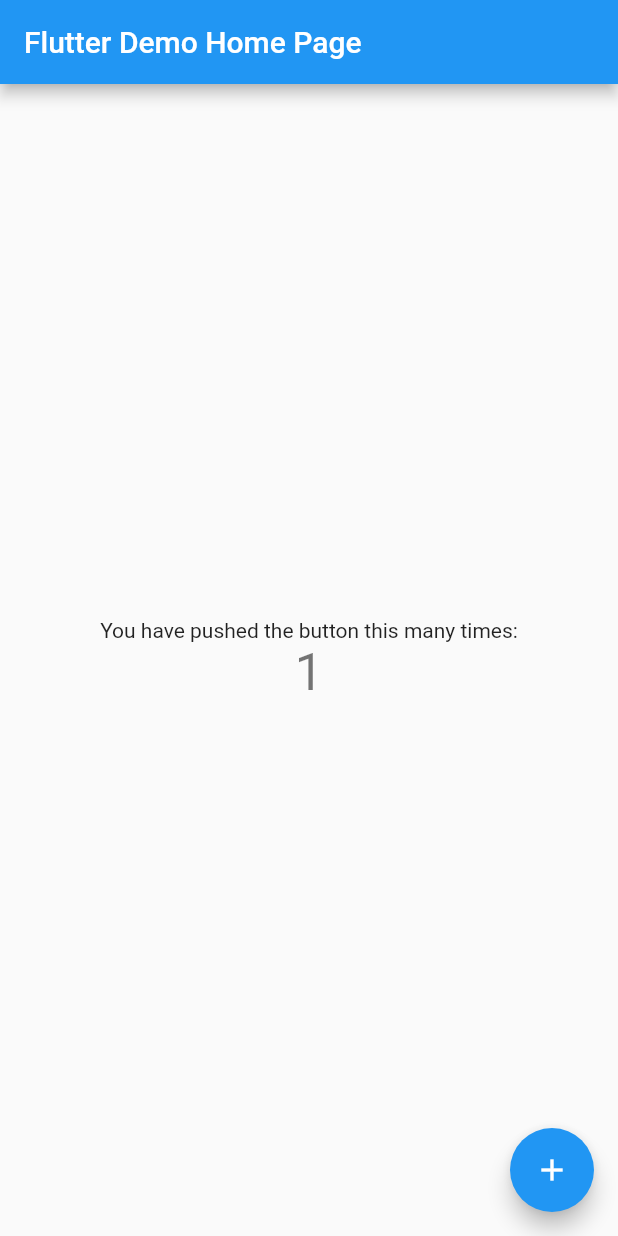
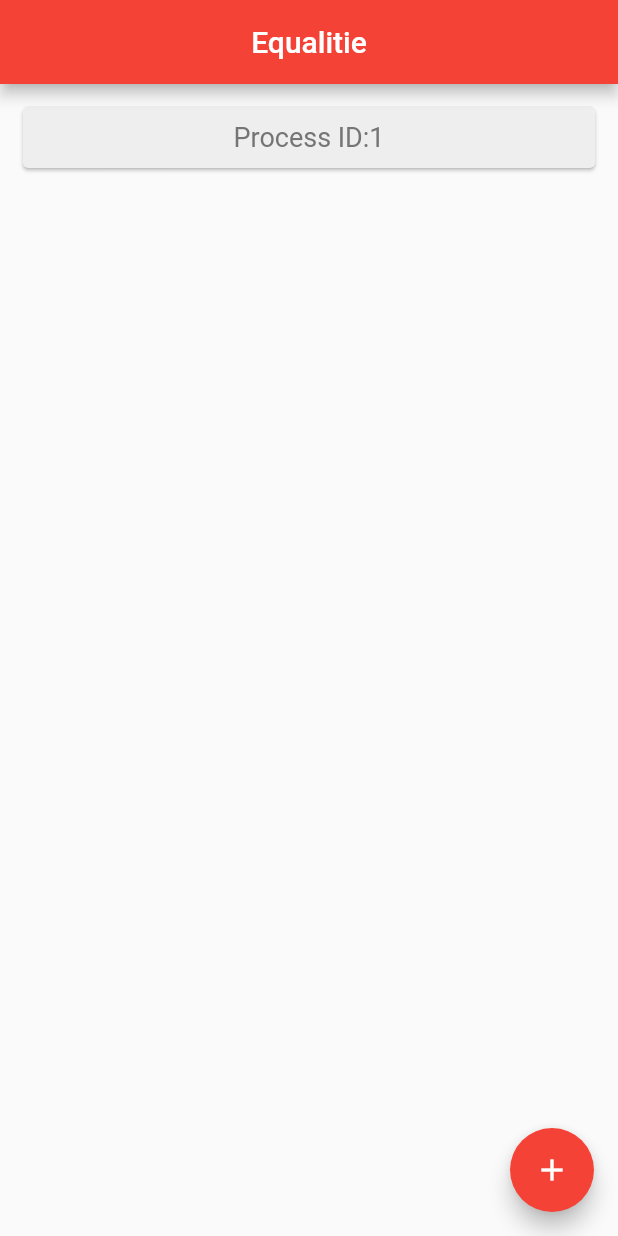
Before and after one commit to Hashik-Donthineni/Seeping-assignment, a Flutter app: the screen it shows after launch, after a tap on the "add" icon, on a phone screen of 412 x 824 dp. Run offline on Flutter 3.47's test engine with Material 2 defaults, Android fonts, the phone set to English and light mode, and no system bars.

Commit message:
Added UI elemets, list, body

```diff
--- a/lib/main.dart
+++ b/lib/main.dart
@@ -1,117 +1,76 @@
 import 'package:flutter/material.dart';
 
 void main() {
-  runApp(MyApp());
+  runApp(MaterialApp(
+    debugShowCheckedModeBanner: false,
+    theme: ThemeData(
+      primarySwatch: Colors.red,
+      visualDensity: VisualDensity.adaptivePlatformDensity,
+    ),
+    home: SleepingProcessHome(),
+  ));
 }
 
-class MyApp extends StatelessWidget {
-  // This widget is the root of your application.
+class SleepingProcessHome extends StatefulWidget {
   @override
-  Widget build(BuildContext context) {
-    return MaterialApp(
-      title: 'Flutter Demo',
-      theme: ThemeData(
-        // This is the theme of your application.
-        //
-        // Try running your application with "flutter run". You'll see the
-        // application has a blue toolbar. Then, without quitting the app, try
-        // changing the primarySwatch below to Colors.green and then invoke
-        // "hot reload" (press "r" in the console where you ran "flutter run",
-        // or simply save your changes to "hot reload" in a Flutter IDE).
-        // Notice that the counter didn't reset back to zero; the application
-        // is not restarted.
-        primarySwatch: Colors.blue,
-        // This makes the visual density adapt to the platform that you run
-        // the app on. For desktop platforms, the controls will be smaller and
-        // closer together (more dense) than on mobile platforms.
-        visualDensity: VisualDensity.adaptivePlatformDensity,
-      ),
-      home: MyHomePage(title: 'Flutter Demo Home Page'),
-    );
-  }
+  _SleepingProcessHomeState createState() => _SleepingProcessHomeState();
 }
 
-class MyHomePage extends StatefulWidget {
-  MyHomePage({Key key, this.title}) : super(key: key);
-
-  // This widget is the home page of your application. It is stateful, meaning
-  // that it has a State object (defined below) that contains fields that affect
-  // how it looks.
-
-  // This class is the configuration for the state. It holds the values (in this
-  // case the title) provided by the parent (in this case the App widget) and
-  // used by the build method of the State. Fields in a Widget subclass are
-  // always marked "final".
-
-  final String title;
+class _SleepingProcessHomeState extends State<SleepingProcessHome> {
+  List<int> processList = [];
+  int count = 0;
 
   @override
-  _MyHomePageState createState() => _MyHomePageState();
-}
-
-class _MyHomePageState extends State<MyHomePage> {
-  int _counter = 0;
-
-  void _incrementCounter() {
-    setState(() {
-      // This call to setState tells the Flutter framework that something has
-      // changed in this State, which causes it to rerun the build method below
-      // so that the display can reflect the updated values. If we changed
-      // _counter without calling setState(), then the build method would not be
-      // called again, and so nothing would appear to happen.
-      _counter++;
-    });
+  void initState() {
+    //TODO: Initialize the sleeper
+    super.initState();
   }
 
   @override
   Widget build(BuildContext context) {
-    // This method is rerun every time setState is called, for instance as done
-    // by the _incrementCounter method above.
-    //
-    // The Flutter framework has been optimized to make rerunning build methods
-    // fast, so that you can just rebuild anything that needs updating rather
-    // than having to individually change instances of widgets.
     return Scaffold(
+      resizeToAvoidBottomPadding: false,
       appBar: AppBar(
-        // Here we take the value from the MyHomePage object that was created by
-        // the App.build method, and use it to set our appbar title.
-        title: Text(widget.title),
+        title: Text("Equalitie"),
+        centerTitle: true,
       ),
-      body: Center(
-        // Center is a layout widget. It takes a single child and positions it
-        // in the middle of the parent.
-        child: Column(
-          // Column is also a layout widget. It takes a list of children and
-          // arranges them vertically. By default, it sizes itself to fit its
-          // children horizontally, and tries to be as tall as its parent.
-          //
-          // Invoke "debug painting" (press "p" in the console, choose the
-          // "Toggle Debug Paint" action from the Flutter Inspector in Android
-          // Studio, or the "Toggle Debug Paint" command in Visual Studio Code)
-          // to see the wireframe for each widget.
-          //
-          // Column has various properties to control how it sizes itself and
-          // how it positions its children. Here we use mainAxisAlignment to
-          // center the children vertically; the main axis here is the vertical
-          // axis because Columns are vertical (the cross axis would be
-          // horizontal).
-          mainAxisAlignment: MainAxisAlignment.center,
-          children: <Widget>[
-            Text(
-              'You have pushed the button this many times:',
-            ),
-            Text(
-              '$_counter',
-              style: Theme.of(context).textTheme.headline4,
-            ),
-          ],
-        ),
+      body: SingleChildScrollView(
+          child: Column(
+            children:
+            processList.map((process) => getRow(process.toString())).toList(),
+          )),
+      floatingActionButton: FloatingActionButton(
+        onPressed: () {
+          //TODO:Start the sleeper
+          setState(() {
+            processList.add(++count);
+          });
+        },
+        child: Icon(Icons.add),
       ),
-      floatingActionButton: FloatingActionButton(
-        onPressed: _incrementCounter,
-        tooltip: 'Increment',
-        child: Icon(Icons.add),
-      ), // This trailing comma makes auto-formatting nicer for build methods.
     );
   }
+
+  Widget getRow(String s) {
+    return Card(
+        color: Colors.grey[200],
+        margin: const EdgeInsets.fromLTRB(15.0, 15.0, 15.0, 0),
+        child: Padding(
+          padding: const EdgeInsets.all(10.0),
+          child: Column(
+            crossAxisAlignment: CrossAxisAlignment.stretch,
+            children: <Widget>[
+              Center(
+                child: Text(
+                  "Process ID:$s",
+                  style: TextStyle(
+                    fontSize: 18.0,
+                    color: Colors.grey[600],
+                  ),
+                ),
+              ),
+            ],
+          ),
+        ));
+  }
 }
```
Also changed, not shown: 5 other files.
